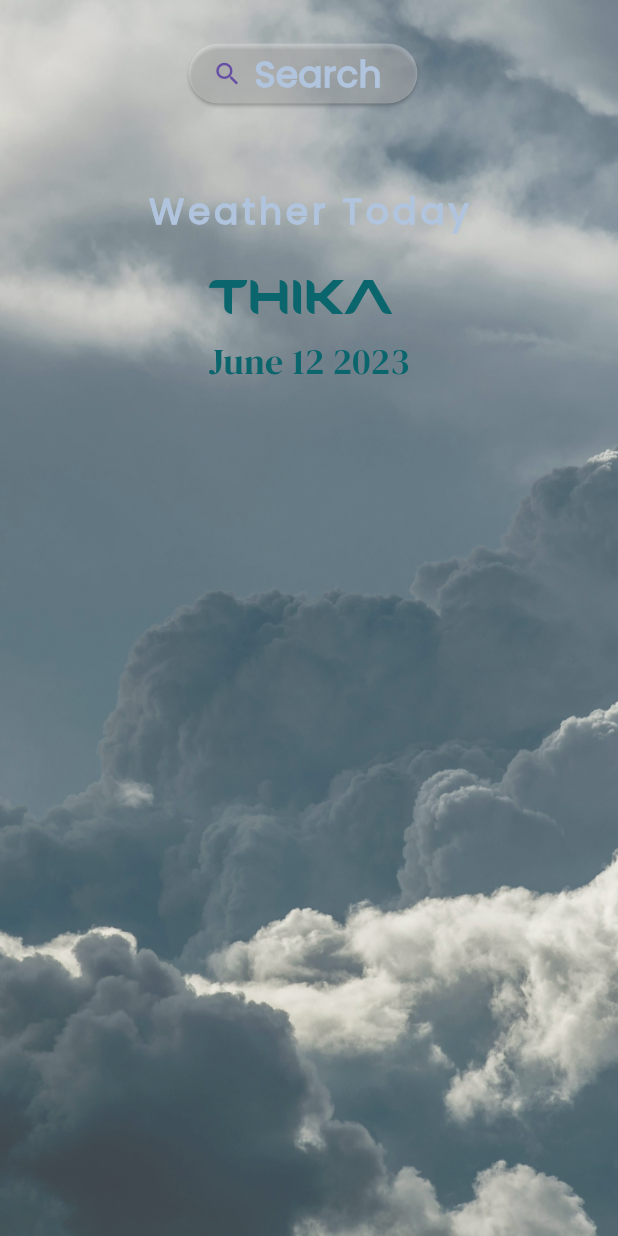
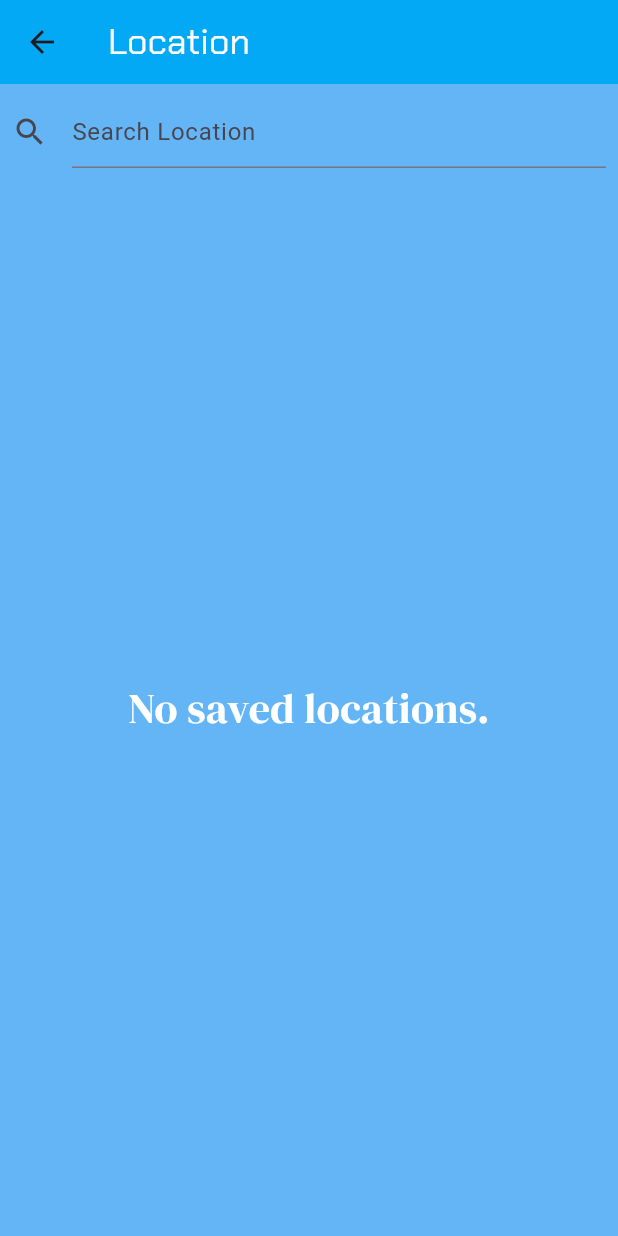
Before and after one commit to Mak-Lobo/weather-flutter, a Flutter app: the screen it shows after launch, after a tap on "Search", on a phone screen of 412 x 824 dp. Run offline on Flutter 3.47's test engine with Material 3 defaults, Android fonts, the phone set to English and light mode, and no system bars.

Commit message:
Modified Home page, added Location page

```diff
--- a/weather/lib/main.dart
+++ b/weather/lib/main.dart
@@ -1,10 +1,17 @@
 import 'package:flutter/material.dart';
 import 'pages/home.dart';
+import 'pages/location.dart';
 
 
 void main() {
-  runApp(const MaterialApp(
-    home: HomePage(),
+  runApp(MaterialApp(
+    // home: HomePage(),
+    initialRoute: "/",
+    routes: {
+      "/":(context) => const HomePage(),
+      '/location':(context) => const Location(),
+
+    },
   ));
 }
 
--- a/weather/lib/pages/home.dart
+++ b/weather/lib/pages/home.dart
@@ -10,8 +10,7 @@ class HomePage extends StatefulWidget {
 class _HomePageState extends State<HomePage> {
   @override
   Widget build(BuildContext context) {
-    return SafeArea(
-      child: Scaffold(
+    return Scaffold(
       body: Container(
         decoration: const BoxDecoration(
           image: DecorationImage(
@@ -25,7 +24,9 @@ class _HomePageState extends State<HomePage> {
             Padding(
               padding: const EdgeInsets.fromLTRB(0, 25, 8, 0),
               child: ElevatedButton.icon(
-                  onPressed: () {},
+                onPressed: () {
+                  Navigator.pushNamed(context, "/location");
+                },
                 label: const Text(
                   "Search",
                   style: TextStyle(
@@ -40,12 +41,11 @@ class _HomePageState extends State<HomePage> {
                   size: 20,
                 ),
                 style: ButtonStyle(
-                    backgroundColor: MaterialStateProperty.all(Colors.white.withOpacity(0.3)),
+                  backgroundColor: WidgetStateProperty.all(Colors.white.withOpacity(0.3)),
                 ),
               ),
             ),
-              const Center(
-                child: Padding(
+            const Padding(
               padding: EdgeInsetsDirectional.fromSTEB(10, 50, 10, 0),
               child: Column(
                 children: [
@@ -62,9 +62,10 @@ class _HomePageState extends State<HomePage> {
                   SizedBox(
                     height: 20,
                   ),
+                  Row(
+                    children: [
                       Column(
                         crossAxisAlignment: CrossAxisAlignment.start,
-
                         children: [
                           Text(
                             "THIKA",
@@ -87,12 +88,12 @@ class _HomePageState extends State<HomePage> {
                       ),
                     ],
                   ),
+                ],
               ),
             ),
           ],
         ),
       ),
-      ),
     );
   }
 }
--- /dev/null
+++ b/weather/lib/pages/location.dart
@@ -0,0 +1,88 @@
+import "package:flutter/material.dart";
+
+import 'package:weather/service/weather.dart';
+
+class Location extends StatefulWidget {
+  const Location({super.key});
+
+  @override
+  State<Location> createState() => _LocationState();
+}
+
+class _LocationState extends State<Location> {
+  // Weather code
+  Weather weatherSel = Weather();
+  final area = TextEditingController();
+  List<Weather> saved = [];
+
+  //fetch location function
+  Future<void> locationFetch () async{
+    await weatherSel.fetchData(area.text);
+
+  }
+
+  @override
+  Widget build(BuildContext context) {
+    return SafeArea(
+      child: Scaffold(
+        backgroundColor: Colors.blue[300],
+        appBar: AppBar(
+          backgroundColor: Colors.lightBlue,
+          title: const Text(
+            "Location",
+            style: TextStyle(
+              fontFamily: "ChakraPetch",
+              fontSize: 24,
+              color: Colors.white
+            ),
+            textAlign: TextAlign.center,
+          ),
+        ),
+        body: Column(
+          children: [
+            Padding(
+              padding: const EdgeInsets.all(8.0),
+              child: TextField(
+                decoration: const InputDecoration(
+                  icon: Icon(Icons.search_sharp),
+                  hintText: "Search Location",
+                  // border: OutlineInputBorder(
+                  //   borderRadius: BorderRadius.all(Radius.circular(20)),
+                  // ),
+                ),
+                onChanged: (area) {
+                  print(area);
+                },
+              ),
+            ),
+            Expanded(
+              child: saved.isEmpty ? const Center(
+                child: Text(
+                  "No saved locations.",
+                  style: TextStyle(
+                    fontFamily: "DM Serif Display",
+                    fontSize: 28,
+                    color: Colors.white,
+                  ),
+                  textAlign: TextAlign.center,
+                  softWrap: true,
+                ),
+              ): ListView.builder(
+                itemCount: saved.length,
+                itemBuilder: (context, index) {
+                  return Card(
+                    surfaceTintColor: Colors.blue[900],
+                    elevation: 15,
+                    shape: const BeveledRectangleBorder(
+                      borderRadius: BorderRadius.all(Radius.circular(15)),
+                    ),
+                  );
+                },
+              )
+            ),
+          ],
+        ),
+      ),
+    );
+  }
+}
--- a/weather/lib/service/weather.dart
+++ b/weather/lib/service/weather.dart
@@ -6,7 +6,7 @@ import 'dart:convert';
 
 class Weather {
   // API key
-  String key = "67219082d5a04530a56211552243011";
+  final String key = "67219082d5a04530a56211552243011";
 
   // fetching data
   Future<void> fetchData (String? location) async {
@@ -16,18 +16,30 @@ class Weather {
 
     // getting response
     Response weatherResponse = await get(weatherURL);
-    print(weatherResponse);
+    //print(weatherResponse);
 
     //printing the body
     Map weatherData = jsonDecode(weatherResponse.body);
-    print(weatherData);
+    //print(weatherData);
 
     //print parts of data
-    print(weatherData["location"]);
-    print(weatherData.keys);
+    // print(weatherData["location"]);
+    // print(weatherData.keys);
 
     // passing each value in the map as its own separate key-value pair
     weatherData.forEach((key, value) {
+      print("$key : $value ");
+    });
+
+    // separating the keys
+    var locationDetails = weatherData["location"];
+    var currentDetails = weatherData["current"];
+
+    // printing the details
+    print(locationDetails.runtimeType);
+    print(locationDetails);
+
+    locationDetails.forEach((key, value) {
       print("$key : $value ");
     });
 
```
Lines whose indentation alone changed are shown as unchanged.
